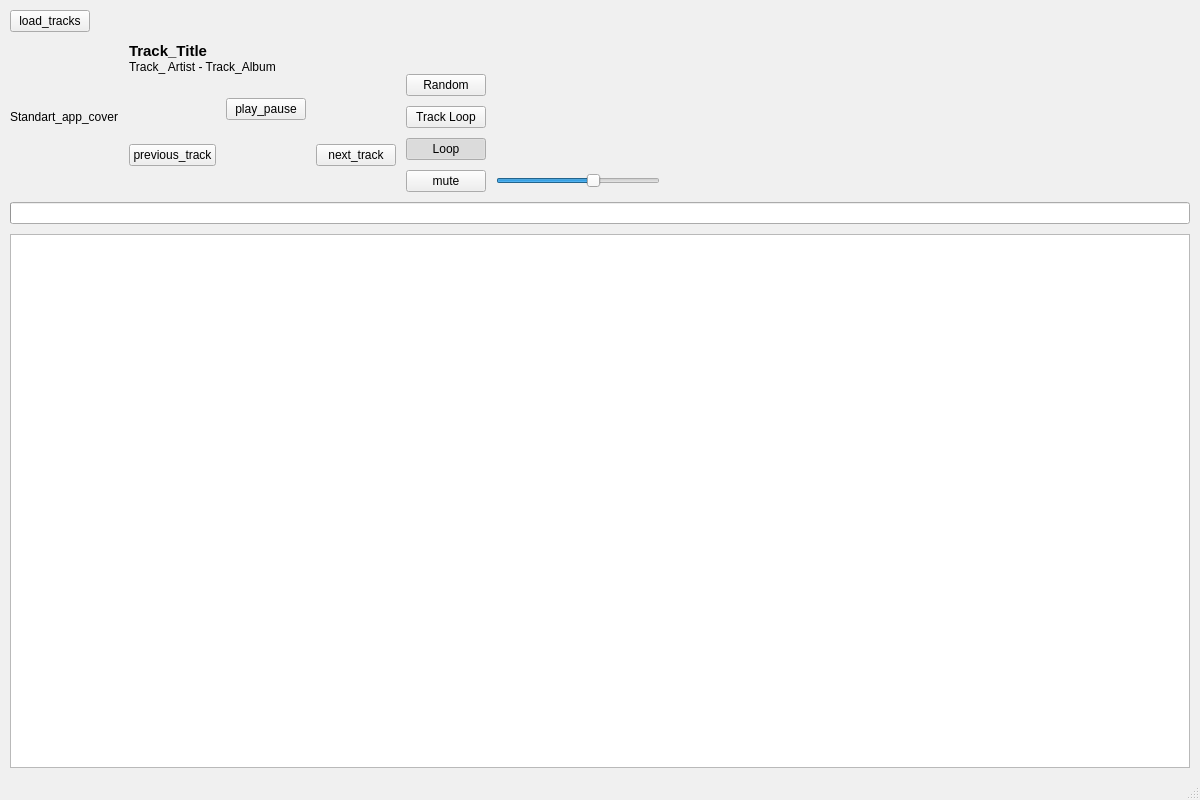
The window that mainwindow.ui (lottery7/MelTake) describes before a commit, drawn with Qt 5.
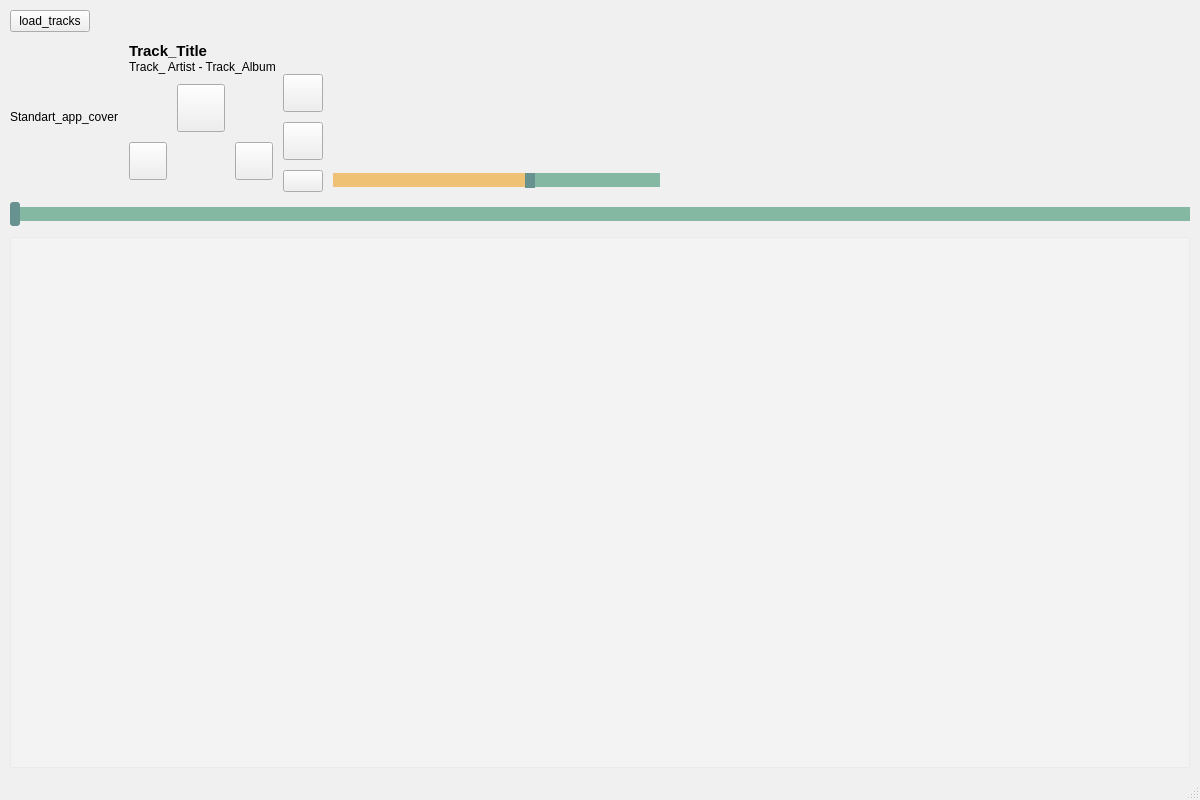
The same window after the commit. Icons and pictures are not drawn.

Commit message: Multiple Changes of stylesits

Diff of the .ui file:
```diff
--- a/mainwindow.ui
+++ b/mainwindow.ui
@@ -50,6 +50,18 @@
   <property name="windowTitle">
    <string>MainWindow</string>
   </property>
+  <property name="styleSheet">
+   <string notr="true">#main_layout{
+	background-color: 
+			qlineargradient(
+					spread:pad, x1:0, y1:1, x2:0, y2:0, 
+					stop:0.0 rgba(238,193,117, 255),
+					stop:0.33 rgba(238,237,176, 255),
+					stop:0.66 rgba(218,238,222, 255), 
+					stop:1.0 rgba(179,219,192, 255)
+			);
+}</string>
+  </property>
   <widget class="QWidget" name="main_layout">
    <layout class="QVBoxLayout" name="verticalLayout_2">
     <property name="spacing">
@@ -154,15 +166,23 @@
           <item>
            <layout class="QGridLayout" name="play_panel">
             <property name="sizeConstraint">
-             <enum>QLayout::SetMinimumSize</enum>
+             <enum>QLayout::SetMaximumSize</enum>
             </property>
             <property name="verticalSpacing">
              <number>0</number>
             </property>
             <item row="1" column="0">
              <widget class="QPushButton" name="previous_track_button">
+              <property name="styleSheet">
+               <string notr="true">QPushButton {
+border-image: url(:/resources/buttons/previous.png);
+background: none;
+width: 30px;
+height: 30px;
+}</string>
+              </property>
               <property name="text">
-               <string>previous_track</string>
+               <string/>
               </property>
              </widget>
             </item>
@@ -184,18 +204,47 @@
             </item>
             <item row="0" column="1">
              <widget class="QPushButton" name="play_pause_button">
+              <property name="enabled">
+               <bool>true</bool>
+              </property>
+              <property name="styleSheet">
+               <string notr="true">QPushButton {
+border-image: url(:/resources/buttons/play.png);
+background: none;
+width: 40px;
+height: 40px;
+}
+
+QPushButton:checked
+{
+   border-image: url(:/resources/buttons/pause.png);
+}
+
+</string>
+              </property>
               <property name="text">
-               <string>play_pause</string>
+               <string/>
               </property>
               <property name="checkable">
                <bool>true</bool>
               </property>
+              <property name="checked">
+               <bool>false</bool>
+              </property>
              </widget>
             </item>
             <item row="1" column="2">
              <widget class="QPushButton" name="next_track_button">
+              <property name="styleSheet">
+               <string notr="true">QPushButton {
+border-image: url(:/resources/buttons/next.png);
+background: none;
+width: 30px;
+height: 30px;
+}</string>
+              </property>
               <property name="text">
-               <string>next_track</string>
+               <string/>
               </property>
              </widget>
             </item>
@@ -204,53 +253,52 @@
           <item>
            <layout class="QGridLayout" name="gridLayout">
             <property name="sizeConstraint">
-             <enum>QLayout::SetMinimumSize</enum>
+             <enum>QLayout::SetDefaultConstraint</enum>
             </property>
-            <item row="0" column="0">
-             <widget class="QPushButton" name="random_mode_button">
-              <property name="text">
-               <string>Random</string>
-              </property>
-              <property name="checkable">
-               <bool>true</bool>
-              </property>
-             </widget>
-            </item>
             <item row="1" column="0">
              <widget class="QPushButton" name="track_loop_mode_button">
-              <property name="text">
-               <string>Track Loop</string>
+              <property name="styleSheet">
+               <string notr="true">QPushButton {
+border-image: url(:/resources/buttons/loop.png);
+background: none;
+width: 30px;
+height: 30px;
+}</string>
               </property>
-              <property name="checkable">
-               <bool>true</bool>
-              </property>
-             </widget>
-            </item>
-            <item row="2" column="0">
-             <widget class="QPushButton" name="loop_mode_button">
               <property name="text">
-               <string>Loop</string>
+               <string/>
               </property>
               <property name="checkable">
                <bool>true</bool>
               </property>
-              <property name="checked">
-               <bool>true</bool>
-              </property>
              </widget>
             </item>
-            <item row="3" column="0">
-             <widget class="QPushButton" name="mute_button">
-              <property name="text">
-               <string>mute</string>
-              </property>
-              <property name="checkable">
-               <bool>true</bool>
-              </property>
-             </widget>
-            </item>
-            <item row="3" column="1">
+            <item row="2" column="1">
              <widget class="QSlider" name="volume_slider">
+              <property name="styleSheet">
+               <string notr="true">QSlider::groove:horizontal {
+	height: 14px;
+	background: rgba(132,184,162,255);
+	bourder: 2px gba(132,184,162,255);
+	broder-radius: 8px;
+}
+
+QSlider::handle:horizontal {
+	background: rgba(103,146,144,255);
+	border: 4px solid gba(103,146,144,255);
+	width:10px;
+	height:10px;
+	margin: -5px 0;
+border-radius: 3px;
+		
+}
+
+QSlider::sub-page:horizontal {
+    background: rgba(238,193,117,255);
+}
+
+</string>
+              </property>
               <property name="value">
                <number>60</number>
               </property>
@@ -259,6 +307,46 @@
               </property>
              </widget>
             </item>
+            <item row="0" column="0">
+             <widget class="QPushButton" name="random_mode_button">
+              <property name="styleSheet">
+               <string notr="true">QPushButton {
+border-image: url(:/resources/buttons/random.png);
+background: none;
+width: 30px;
+height: 30px;
+}</string>
+              </property>
+              <property name="text">
+               <string/>
+              </property>
+              <property name="checkable">
+               <bool>true</bool>
+              </property>
+             </widget>
+            </item>
+            <item row="2" column="0">
+             <widget class="QPushButton" name="mute_button">
+              <property name="styleSheet">
+               <string notr="true">QPushButton {
+	border-image: url(:/resources/buttons/volume_on.png);
+	background: none;
+
+}
+
+QPushButton:checked
+{
+   border-image: url(:/resources/buttons/volume_off.png);
+}</string>
+              </property>
+              <property name="text">
+               <string/>
+              </property>
+              <property name="checkable">
+               <bool>true</bool>
+              </property>
+             </widget>
+            </item>
            </layout>
           </item>
          </layout>
@@ -284,23 +372,61 @@
      </layout>
     </item>
     <item>
-     <widget class="QProgressBar" name="track_progress_bar">
-      <property name="enabled">
-       <bool>true</bool>
+     <widget class="QSlider" name="process_slyder">
+      <property name="styleSheet">
+       <string notr="true">QSlider::groove:horizontal {
+	height: 14px;
+	background: rgba(132,184,162,255);
+	bourder: 2px gba(132,184,162,255);
+	broder-radius: 8px;
+}
+
+QSlider::handle:horizontal {
+	background: rgba(103,146,144,255);
+	border: 4px solid gba(103,146,144,255);
+	width:10px;
+	height:10px;
+	margin: -5px 0;
+border-radius: 3px;
+		
+}
+
+QSlider::sub-page:horizontal {
+    background: rgba(238,193,117,255);
+}
+
+</string>
+      </property>
+      <property name="singleStep">
+       <number>20</number>
       </property>
       <property name="value">
        <number>0</number>
       </property>
-      <property name="textVisible">
+      <property name="sliderPosition">
+       <number>0</number>
+      </property>
+      <property name="orientation">
+       <enum>Qt::Horizontal</enum>
+      </property>
+      <property name="invertedAppearance">
        <bool>false</bool>
       </property>
-      <property name="format">
-       <string>%p%</string>
+      <property name="tickPosition">
+       <enum>QSlider::TicksBothSides</enum>
+      </property>
+      <property name="tickInterval">
+       <number>1</number>
       </property>
      </widget>
     </item>
     <item>
-     <widget class="QTableView" name="playlist_tabel_view"/>
+     <widget class="QTableView" name="playlist_tabel_view">
+      <property name="styleSheet">
+       <string notr="true">background-color: rgba(255, 255, 255,50);
+bourder: 5px solid rgba(255, 255, 255,220) ;</string>
+      </property>
+     </widget>
     </item>
    </layout>
   </widget>
```
